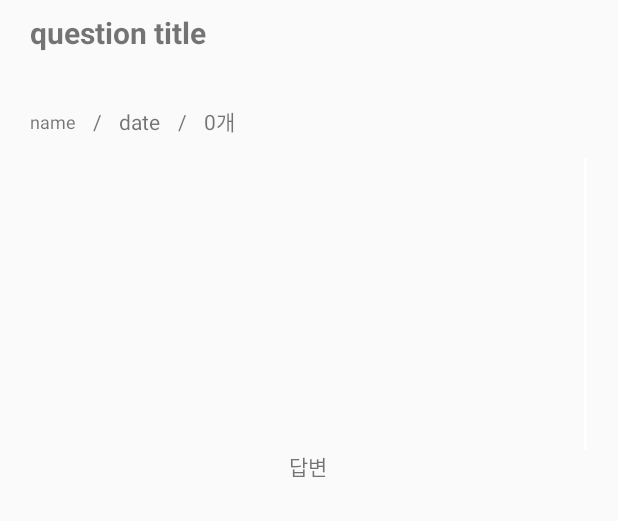
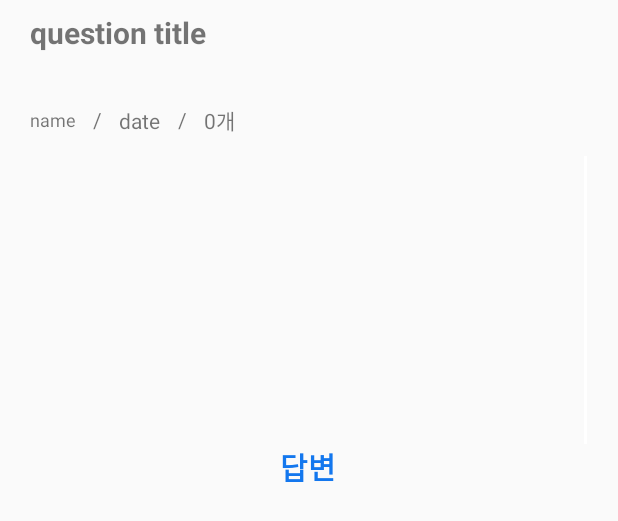
Before and after one commit to dev-cjwgit/StudyWithMeApplication, an Android app: the layout fragment_poster_question_main.xml on its own in the app's theme, with its tools: preview values and no code run, on a phone screen of 412 x 824 dp. Shown: the top 521 px of the screen. Run offline under Robolectric (Android 15) with nearby library versions, the light colour scheme and no system bars.

Commit message:
bug update

```diff
--- a/app/src/main/res/layout/controll_question_answer_listview.xml
+++ b/app/src/main/res/layout/controll_question_answer_listview.xml
@@ -53,12 +53,6 @@
             android:gravity="center"
             android:text="date" />
 
-        <TextView
-            android:id="@+id/question_answer_textView"
-            android:layout_width="wrap_content"
-            android:layout_height="match_parent"
-            android:gravity="center"
-            android:text="0개" />
 
     </LinearLayout>
 
--- a/app/src/main/res/layout/fragment_poster_question_main.xml
+++ b/app/src/main/res/layout/fragment_poster_question_main.xml
@@ -96,6 +96,9 @@
             android:layout_width="match_parent"
             android:layout_height="wrap_content"
             android:gravity="center"
+            android:textStyle="bold"
+            android:textSize="20sp"
+            android:textColor="@color/blueFacebook"
             android:text="답변" />
 
         <ListView
```
